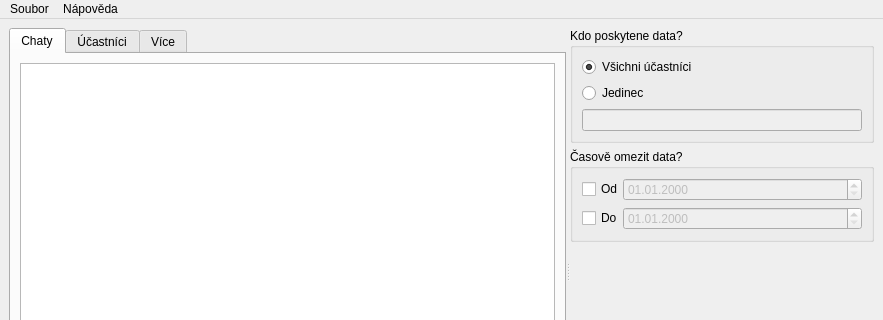
This is src/chateen.ui in wykys/chateen as Qt 5 draws it before an edit; both pictures show x 0 to 883 and y 0 to 320 of the 883 by 544 pixel window. The edited form follows.
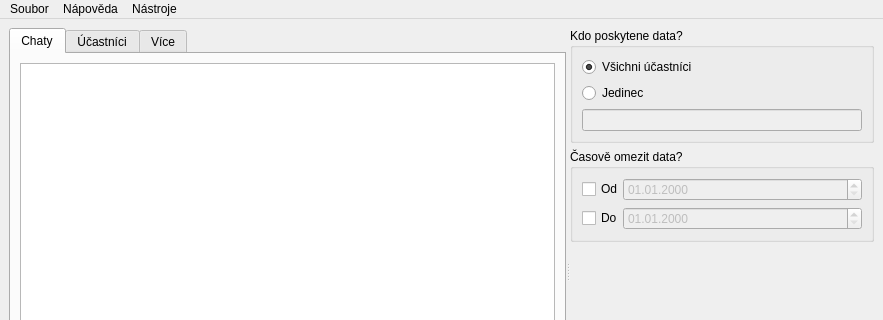
This is the edited form.

Commit message: Added tools to menubar

```diff
--- a/src/chateen.ui
+++ b/src/chateen.ui
@@ -278,8 +278,15 @@
     <addaction name="help"/>
     <addaction name="about"/>
    </widget>
+   <widget class="QMenu" name="tools">
+    <property name="title">
+     <string>Nástroje</string>
+    </property>
+    <addaction name="reduce"/>
+   </widget>
    <addaction name="file"/>
    <addaction name="menuHelp"/>
+   <addaction name="tools"/>
   </widget>
   <action name="open">
    <property name="text">
```
Left out of the diff: 5 changed lines with no effect on the pictures. The commit also changes 1 other file.
